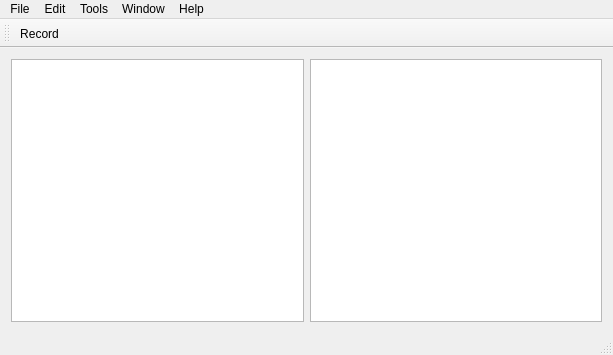
Old version of the form mainwindow.ui in the repository domoritz/drummy.
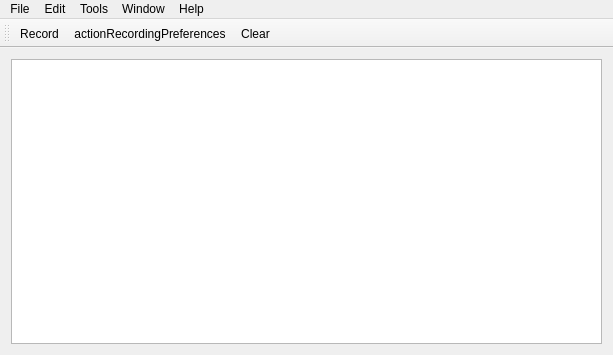
New version of the form. Icons and pictures are not drawn.

Diff of the .ui file:
```diff
--- a/mainwindow.ui
+++ b/mainwindow.ui
@@ -18,10 +18,7 @@
     <item>
      <layout class="QHBoxLayout" name="horizontalLayout_3">
       <item>
-       <widget class="QTextBrowser" name="textBrowser"/>
-      </item>
-      <item>
-       <widget class="QTextEdit" name="textEdit"/>
+       <widget class="QPlainTextEdit" name="textEdit"/>
       </item>
      </layout>
     </item>
@@ -78,7 +75,6 @@
    <addaction name="menuWindow"/>
    <addaction name="menuHelp"/>
   </widget>
-  <widget class="QStatusBar" name="statusBar"/>
   <widget class="QToolBar" name="toolBar">
    <property name="windowTitle">
     <string>toolBar</string>
@@ -90,6 +86,8 @@
     <bool>false</bool>
    </attribute>
    <addaction name="actionRecord"/>
+   <addaction name="actionActionRecordingPreferences"/>
+   <addaction name="actionClear"/>
   </widget>
   <action name="actionPreferences">
    <property name="text">
@@ -198,6 +196,26 @@
     <string>Fullscreen</string>
    </property>
   </action>
+  <action name="actionActionRecordingPreferences">
+   <property name="icon">
+    <iconset resource="icons.qrc">
+     <normaloff>:/images/preferences_system_32.png</normaloff>:/images/preferences_system_32.png</iconset>
+   </property>
+   <property name="text">
+    <string>actionRecordingPreferences</string>
+   </property>
+   <property name="toolTip">
+    <string>Recording preferences</string>
+   </property>
+  </action>
+  <action name="actionClear">
+   <property name="text">
+    <string>Clear</string>
+   </property>
+   <property name="toolTip">
+    <string>clear recorded drums</string>
+   </property>
+  </action>
  </widget>
  <layoutdefault spacing="6" margin="11"/>
  <resources>
```
Left out of the diff: 5 changed lines with no effect on the pictures.
